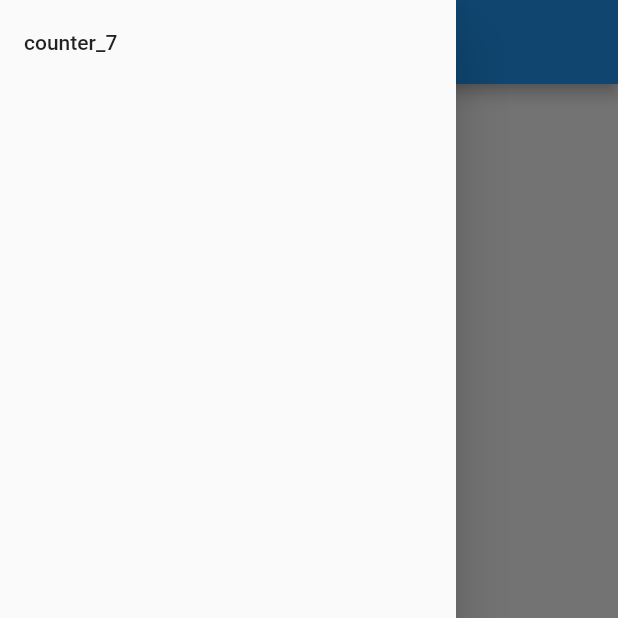
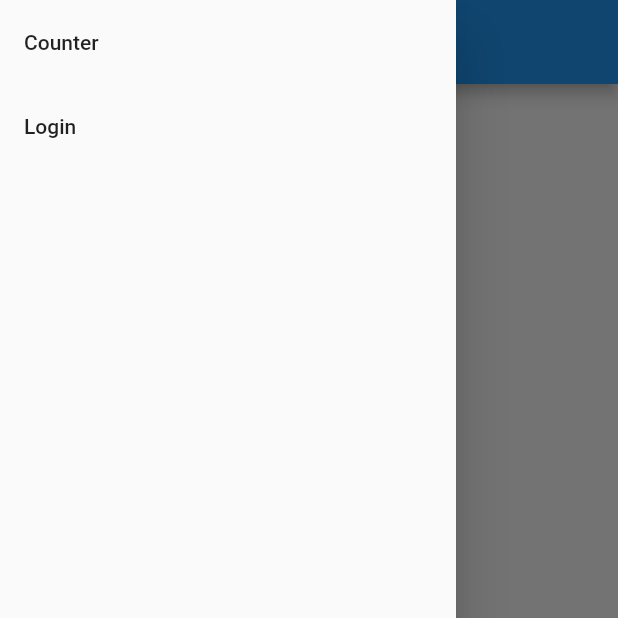
Before and after one commit to PBPF05/jajan-id-flutter, a Flutter app: the screen it shows after launch, with the side drawer open, on a phone screen of 412 x 824 dp, the top half of it. Run offline on Flutter 3.47's test engine with Material 2 defaults, Android fonts, the phone set to English and light mode, and no system bars; missing offline and left inert: pbp_django_auth.

Commit message:
Add login page

```diff
--- a/lib/components/drawer.dart
+++ b/lib/components/drawer.dart
@@ -1,5 +1,6 @@
 import 'package:flutter/material.dart';
 import 'package:jajan_id/screens/home.dart';
+import 'package:jajan_id/screens/login.dart';
 
 class AppDrawer extends StatefulWidget {
   const AppDrawer({super.key});
@@ -9,23 +10,30 @@ class AppDrawer extends StatefulWidget {
 }
 
 class _AppDrawerState extends State<AppDrawer> {
+  final pages = [
+    ["Counter", const MyHomePage(title: "Program Counter")],
+    ["Login", const LoginPage()]
+  ];
+
   @override
   Widget build(BuildContext context) {
     return Drawer(
       child: Column(
-        children: [
-          ListTile(
-            title: const Text("counter_7"),
+        children: pages
+            .map(
+              (e) => ListTile(
+                title: Text(e[0] as String),
                 onTap: () {
                   Navigator.pushReplacement(
                     context,
                     MaterialPageRoute(
-                  builder: (ctx) => const MyHomePage(title: "Program Counter"),
+                      builder: (ctx) => e[1] as Widget,
                     ),
                   );
                 },
               ),
-        ],
+            )
+            .toList(),
       ),
     );
   }
```
Also changed, not shown: lib/screens/login.dart (added, +71 -0 lines). Lines whose indentation alone changed are shown as unchanged.
